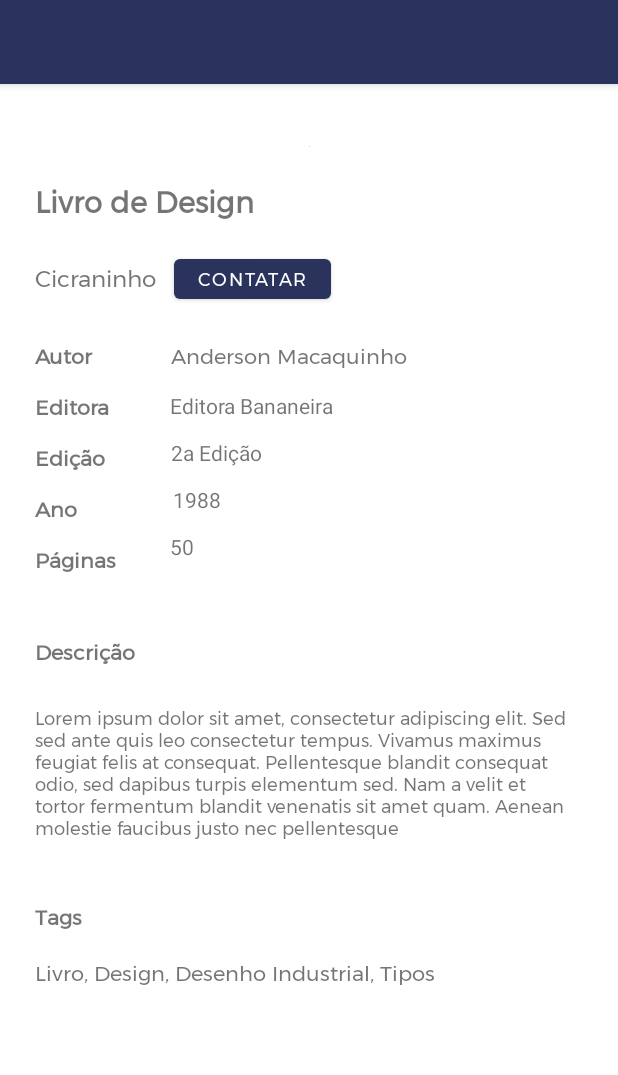
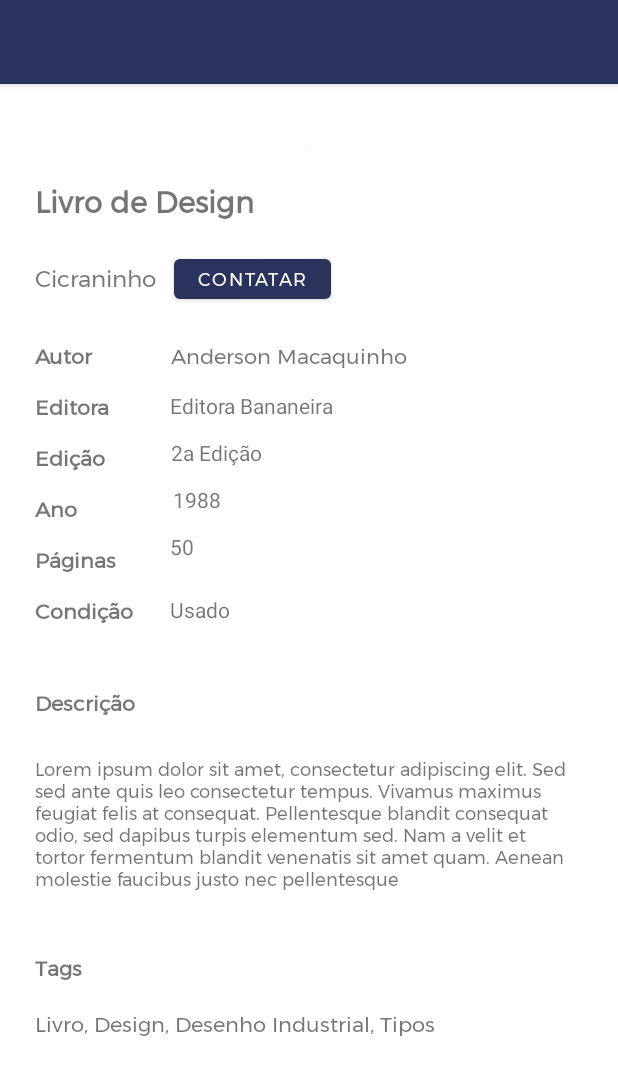
Before and after one commit to caldasluan/Escambinho, an Android app: the layout activity_item_information.xml on its own in the app's theme, with its tools: preview values and no code run, on a phone screen of 412 x 824 dp. Shown: the top 1075 px of the screen. Run offline under Robolectric (Android 15) with nearby library versions, the phone set to English and light mode, and no system bars; Roboto replaces fonts that are not available here.

Commit message:
criar ItemInfoActivity

```diff
--- a/app/src/main/res/layout/activity_item_information.xml
+++ b/app/src/main/res/layout/activity_item_information.xml
@@ -193,6 +193,28 @@
                 app:layout_constraintTop_toBottomOf="@+id/activity_item_information_year_number" />
 
             <TextView
+                android:id="@+id/activity_item_information_condition"
+                android:layout_width="wrap_content"
+                android:layout_height="wrap_content"
+                android:layout_marginStart="23dp"
+                android:layout_marginTop="12dp"
+                android:fontFamily="@font/montserrat"
+                android:text="@string/condicao"
+                android:textStyle="bold"
+                app:layout_constraintStart_toStartOf="parent"
+                app:layout_constraintTop_toBottomOf="@+id/activity_item_information_pages" />
+
+            <TextView
+                android:id="@+id/activity_item_information_condition_content"
+                android:layout_width="wrap_content"
+                android:layout_height="wrap_content"
+                android:layout_marginStart="24dp"
+                android:layout_marginTop="12dp"
+                android:text="@string/usado"
+                app:layout_constraintStart_toEndOf="@+id/activity_item_information_condition"
+                app:layout_constraintTop_toBottomOf="@+id/activity_item_information_pages" />
+
+            <TextView
                 android:id="@+id/activity_item_information_description"
                 android:layout_width="wrap_content"
                 android:layout_height="wrap_content"
@@ -202,7 +224,7 @@
                 android:text="@string/descricao"
                 android:textStyle="bold"
                 app:layout_constraintStart_toStartOf="parent"
-                app:layout_constraintTop_toBottomOf="@+id/activity_item_information_pages" />
+                app:layout_constraintTop_toBottomOf="@+id/activity_item_information_condition" />
 
             <TextView
                 android:id="@+id/activity_item_information_description_content"
--- a/app/src/main/res/values/strings.xml
+++ b/app/src/main/res/values/strings.xml
@@ -56,4 +56,5 @@
     <string name="_1988">1988</string>
     <string name="_50">50</string>
     <string name="tags_content">Livro, Design, Desenho Industrial, Tipos</string>
+    <string name="usado">Usado</string>
 </resources>
```
Also changed, not shown: app/src/main/java/com/unb/devapp/escambinho/ItemInfoActivity.java (added, +50 -0 lines).
